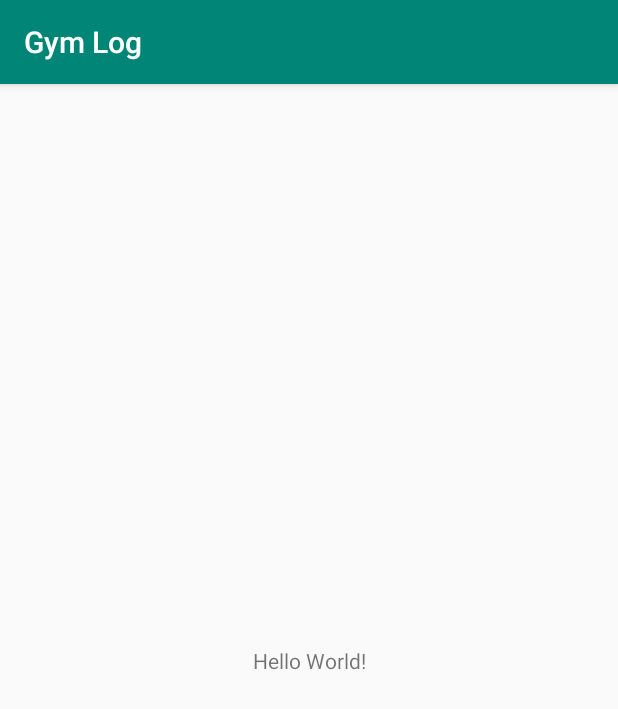
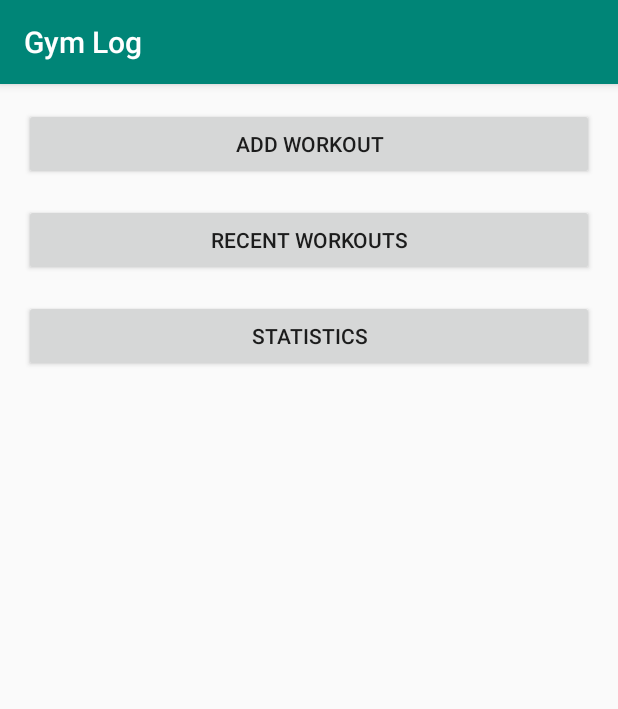
Before and after one commit to ecotner/gym-log, an Android app: the screen it shows after launch (MainActivity), on a phone screen of 412 x 824 dp. Shown: the top 709 px of the screen. Run offline under Robolectric (Android 15) with nearby library versions, the phone set to English and light mode, and no system bars.

Commit message:
added AddWorkout activity

```diff
--- a/app/build.gradle
+++ b/app/build.gradle
@@ -23,6 +23,7 @@ dependencies {
     implementation fileTree(dir: 'libs', include: ['*.jar'])
     implementation 'androidx.appcompat:appcompat:1.1.0'
     implementation 'androidx.constraintlayout:constraintlayout:1.1.3'
+    implementation 'com.google.android.material:material:1.0.0'
     testImplementation 'junit:junit:4.12'
     androidTestImplementation 'androidx.test.ext:junit:1.1.0'
     androidTestImplementation 'androidx.test.espresso:espresso-core:3.1.1'
--- a/app/src/main/res/layout/activity_main.xml
+++ b/app/src/main/res/layout/activity_main.xml
@@ -6,13 +6,47 @@
     android:layout_height="match_parent"
     tools:context=".MainActivity">
 
-    <TextView
-        android:layout_width="wrap_content"
+    <Button
+        android:id="@+id/addActivityButton"
+        android:layout_width="0dp"
         android:layout_height="wrap_content"
-        android:text="Hello World!"
-        app:layout_constraintBottom_toBottomOf="parent"
-        app:layout_constraintLeft_toLeftOf="parent"
-        app:layout_constraintRight_toRightOf="parent"
+        android:layout_marginStart="16dp"
+        android:layout_marginLeft="16dp"
+        android:layout_marginTop="16dp"
+        android:layout_marginEnd="16dp"
+        android:layout_marginRight="16dp"
+        android:onClick="displayAddWorkout"
+        android:text="Add Workout"
+        app:layout_constraintEnd_toEndOf="parent"
+        app:layout_constraintStart_toStartOf="parent"
         app:layout_constraintTop_toTopOf="parent" />
 
+    <Button
+        android:id="@+id/recentActivitiesButton"
+        android:layout_width="0dp"
+        android:layout_height="wrap_content"
+        android:layout_marginStart="16dp"
+        android:layout_marginLeft="16dp"
+        android:layout_marginTop="16dp"
+        android:layout_marginEnd="16dp"
+        android:layout_marginRight="16dp"
+        android:text="Recent Workouts"
+        app:layout_constraintEnd_toEndOf="parent"
+        app:layout_constraintStart_toStartOf="parent"
+        app:layout_constraintTop_toBottomOf="@+id/addActivityButton" />
+
+    <Button
+        android:id="@+id/statisticsButton"
+        android:layout_width="0dp"
+        android:layout_height="wrap_content"
+        android:layout_marginStart="16dp"
+        android:layout_marginLeft="16dp"
+        android:layout_marginTop="16dp"
+        android:layout_marginEnd="16dp"
+        android:layout_marginRight="16dp"
+        android:text="Statistics"
+        app:layout_constraintEnd_toEndOf="parent"
+        app:layout_constraintStart_toStartOf="parent"
+        app:layout_constraintTop_toBottomOf="@+id/recentActivitiesButton" />
+
 </androidx.constraintlayout.widget.ConstraintLayout>
--- /dev/null
+++ b/app/src/main/res/values/dimens.xml
@@ -0,0 +1,3 @@
+<resources>
+    <dimen name="fab_margin">16dp</dimen>
+</resources>
--- a/app/src/main/res/values/strings.xml
+++ b/app/src/main/res/values/strings.xml
@@ -1,3 +1,6 @@
 <resources>
     <string name="app_name">Gym Log</string>
+    <string name="action_settings">Settings</string>
+    <string name="title_activity_add_workout">Add Workout</string>
+    <string name="text_color_default">black</string>
 </resources>
--- a/app/src/main/res/values/styles.xml
+++ b/app/src/main/res/values/styles.xml
@@ -8,4 +8,13 @@
         <item name="colorAccent">@color/colorAccent</item>
     </style>
 
+    <style name="AppTheme.NoActionBar">
+        <item name="windowActionBar">false</item>
+        <item name="windowNoTitle">true</item>
+    </style>
+
+    <style name="AppTheme.AppBarOverlay" parent="ThemeOverlay.AppCompat.Dark.ActionBar" />
+
+    <style name="AppTheme.PopupOverlay" parent="ThemeOverlay.AppCompat.Light" />
+
 </resources>
```
Also changed, not shown: app/src/main/AndroidManifest.xml (+9 -0 lines), app/src/main/java/com/example/gymlog/AddWorkout.java (added, +36 -0 lines), app/src/main/java/com/example/gymlog/MainActivity.java (+7 -0 lines), app/src/main/res/layout/activity_add_workout.xml (added, +33 -0 lines), app/src/main/res/layout/content_add_workout.xml (added, +100 -0 lines), 1 other file.
